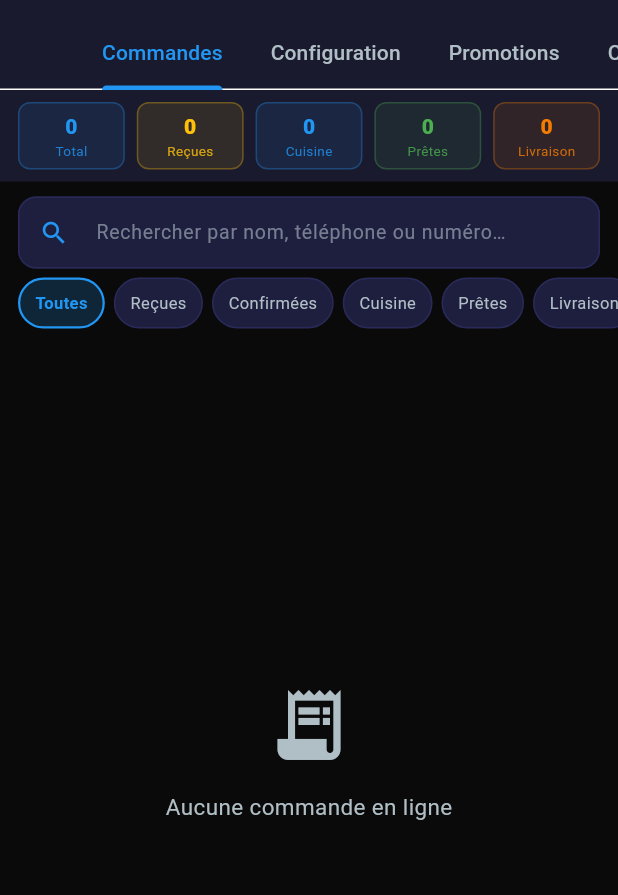
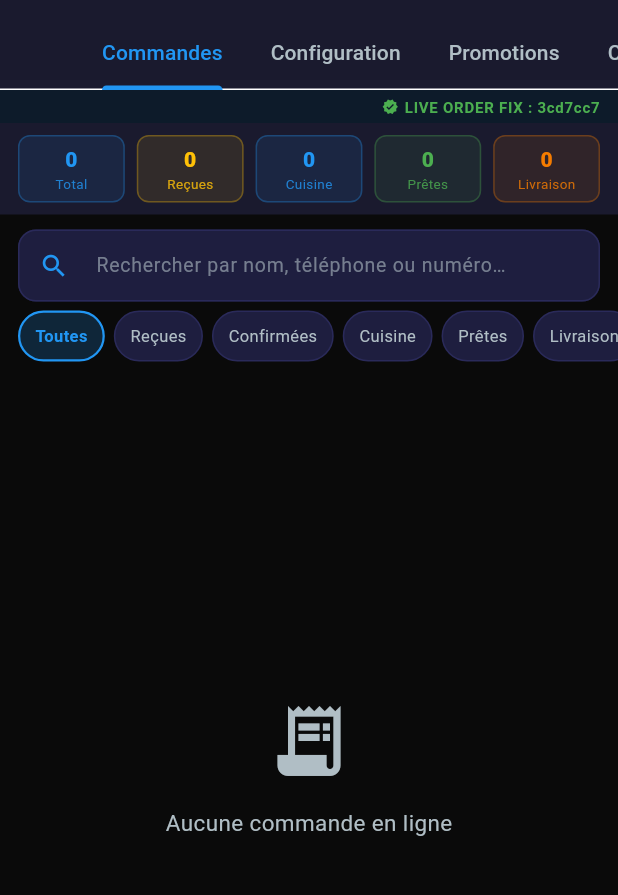
Before and after one commit to stevekissy/Resto, a Flutter app: the OnlineOrdersAdminScreen screen opened directly, on a phone screen of 412 x 824 dp, the part 66-961 px from its top. Run offline on Flutter 3.47's test engine with Material 3 defaults, Android fonts, the phone set to English and light mode, and no system bars; our stand-ins replace cloud_firestore, firebase_auth, firebase_core, flutter_tts, geolocator, image_picker and 2 more; missing offline and left inert: dart:js; accounts and stored records are empty.

Commit message:
chore: badge discret LIVE ORDER FIX 3cd7cc7 (temporaire)

```diff
--- a/lib/screens/admin/online_orders_admin_screen.dart
+++ b/lib/screens/admin/online_orders_admin_screen.dart
@@ -118,13 +118,41 @@ class _OnlineOrdersAdminScreenState extends State<OnlineOrdersAdminScreen>
           ],
         ),
       ),
-      body: TabBarView(
-        controller: _tabController,
+      body: Column(
         children: [
-          _OrdersTab(provider: provider),
-          _ConfigTab(settings: settings),
-          _PromotionsTab(provider: provider),
-          _ClientsTab(provider: provider),
+          // ── Badge fix discret (temporaire) ──────────────────────────────
+          Container(
+            width: double.infinity,
+            padding: const EdgeInsets.symmetric(horizontal: 12, vertical: 4),
+            color: const Color(0xFF0D1B2A),
+            child: Row(
+              mainAxisAlignment: MainAxisAlignment.end,
+              children: const [
+                Icon(Icons.verified, size: 11, color: Color(0xFF4CAF50)),
+                SizedBox(width: 4),
+                Text(
+                  'LIVE ORDER FIX : 3cd7cc7',
+                  style: TextStyle(
+                    color: Color(0xFF4CAF50),
+                    fontSize: 10,
+                    fontWeight: FontWeight.w600,
+                    letterSpacing: 0.5,
+                  ),
+                ),
+              ],
+            ),
+          ),
+          Expanded(
+            child: TabBarView(
+              controller: _tabController,
+              children: [
+                _OrdersTab(provider: provider),
+                _ConfigTab(settings: settings),
+                _PromotionsTab(provider: provider),
+                _ClientsTab(provider: provider),
+              ],
+            ),
+          ),
         ],
       ),
     );
```
